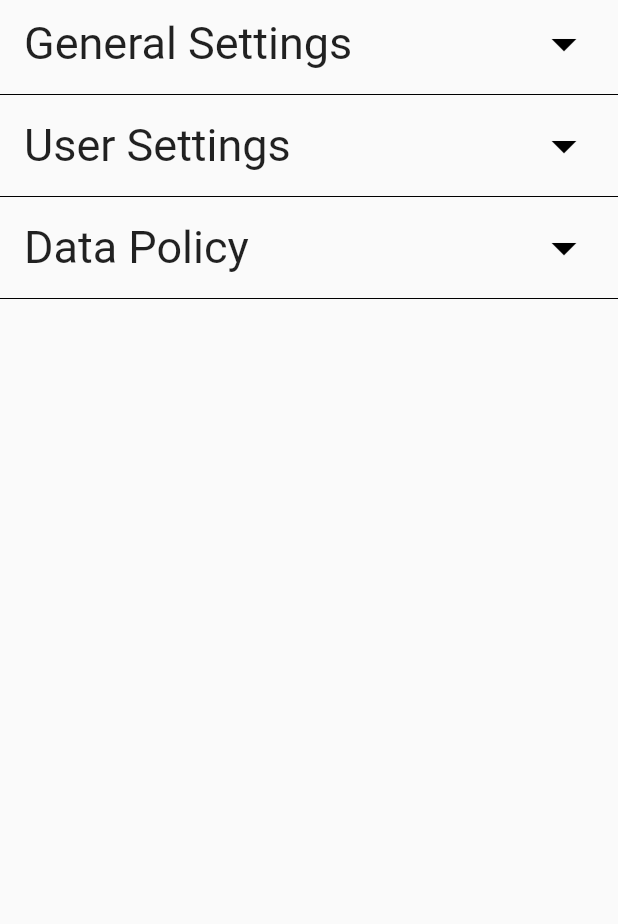
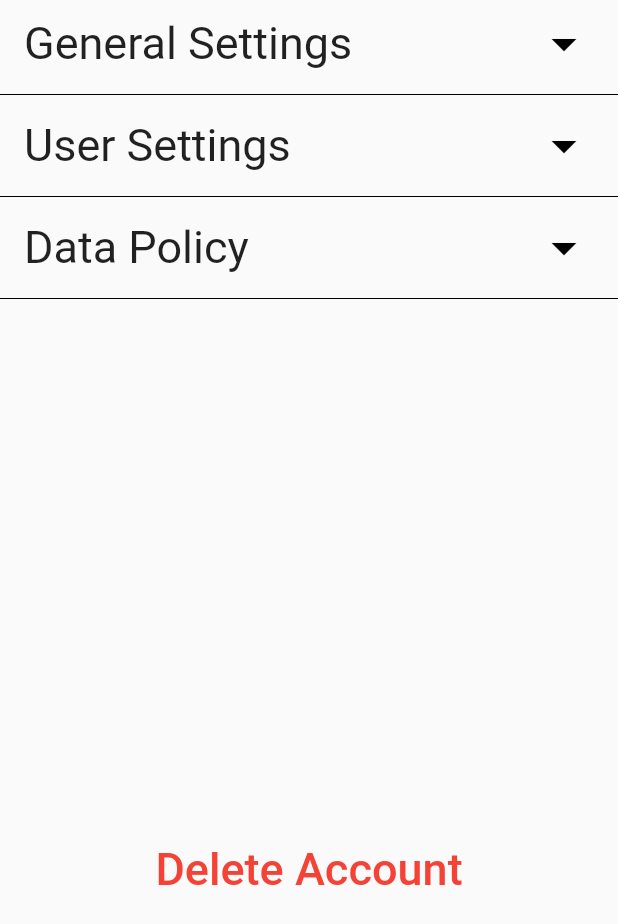
Before and after one commit to katskoru/login_app, a Flutter app: the SettingsPage screen opened directly, on a phone screen of 412 x 824 dp. Shown: the top 924 px of the screen. Run offline on Flutter 3.47's test engine with Material 2 defaults, Android fonts, the phone set to English and light mode, and no system bars.

Commit message:
textButton

```diff
--- a/lib/settings_page.dart
+++ b/lib/settings_page.dart
@@ -24,10 +24,12 @@ class _SettingsPageState extends State<SettingsPage> {
                 style: TextStyle(fontSize: 30),
               ),
               trailing: Icon(
-              _firstTileExpanded ? Icons.arrow_drop_up : Icons.arrow_drop_down,
+                _firstTileExpanded
+                    ? Icons.arrow_drop_up
+                    : Icons.arrow_drop_down,
                 size: 40.0,
               ),
-            children: <Widget>[
+              children: const <Widget>[
                 ListTile(
                     title: Text(
                         "Lorem ipsum dolor sit amet, consectetur adipiscing elit. Aliquam finibus felis eros, id vulputate tellus vehicula non. Ut vitae laoreet lorem. Donec ac metus vestibulum erat semper fermentum. Etiam varius lectus et convallis gravida. Aenean id porta odio, faucibus malesuada orci.")),
@@ -49,7 +51,9 @@ class _SettingsPageState extends State<SettingsPage> {
                 style: TextStyle(fontSize: 30),
               ),
               trailing: Icon(
-              _customTileExpanded ? Icons.arrow_drop_up : Icons.arrow_drop_down,
+                _customTileExpanded
+                    ? Icons.arrow_drop_up
+                    : Icons.arrow_drop_down,
                 size: 40.0,
               ),
               children: const <Widget>[
@@ -63,7 +67,7 @@ class _SettingsPageState extends State<SettingsPage> {
               },
             ),
           ),
-        Divider(
+          const Divider(
             height: 10.0,
             color: Colors.black,
           ),
@@ -85,11 +89,23 @@ class _SettingsPageState extends State<SettingsPage> {
               },
             ),
           ),
-        Divider(
+          const Divider(
             height: 10.0,
             color: Colors.black,
           ),
+          SizedBox(
+            height: 350.0,
+          ),
+          TextButton(
+            style: TextButton.styleFrom(primary: Colors.red),
+            onPressed: () {},
+            child: const Text(
+              "Delete Account",
+              style: TextStyle(fontSize: 30.0),
+            ),
+          )
         ],
-    ));
+      ),
+    );
   }
 }
```
Lines whose indentation alone changed are shown as unchanged.
